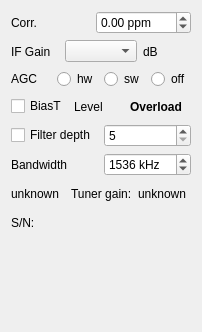
First picture: the form in src/devices/forms/rtlsdr_widget.ui, repository tomneda/DABstar, before the edit.
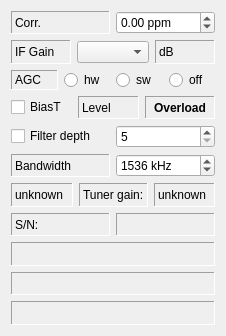
Second picture: the form after the edit.

Commit message: Update QLabel frame properties in RTL-SDR widget

```diff
--- a/src/devices/forms/rtlsdr_widget.ui
+++ b/src/devices/forms/rtlsdr_widget.ui
@@ -6,8 +6,8 @@
    <rect>
     <x>0</x>
     <y>0</y>
-    <width>202</width>
-    <height>332</height>
+    <width>226</width>
+    <height>336</height>
    </rect>
   </property>
   <property name="windowTitle">
@@ -18,6 +18,12 @@
     <layout class="QHBoxLayout" name="horizontalLayout">
      <item>
       <widget class="QLabel" name="Label1">
+       <property name="frameShape">
+        <enum>QFrame::Shape::Panel</enum>
+       </property>
+       <property name="frameShadow">
+        <enum>QFrame::Shadow::Sunken</enum>
+       </property>
        <property name="text">
         <string>Corr.</string>
        </property>
@@ -45,6 +51,12 @@
     <layout class="QHBoxLayout" name="horizontalLayout_1">
      <item>
       <widget class="QLabel" name="gainLabel">
+       <property name="frameShape">
+        <enum>QFrame::Shape::Panel</enum>
+       </property>
+       <property name="frameShadow">
+        <enum>QFrame::Shadow::Sunken</enum>
+       </property>
        <property name="text">
         <string>IF Gain</string>
        </property>
@@ -59,6 +71,12 @@
      </item>
      <item>
       <widget class="QLabel" name="dbLabel">
+       <property name="frameShape">
+        <enum>QFrame::Shape::Panel</enum>
+       </property>
+       <property name="frameShadow">
+        <enum>QFrame::Shadow::Sunken</enum>
+       </property>
        <property name="text">
         <string>dB</string>
        </property>
@@ -70,6 +88,12 @@
     <layout class="QHBoxLayout" name="horizontalLayout_2">
      <item>
       <widget class="QLabel" name="Label2">
+       <property name="frameShape">
+        <enum>QFrame::Shape::Panel</enum>
+       </property>
+       <property name="frameShadow">
+        <enum>QFrame::Shadow::Sunken</enum>
+       </property>
        <property name="text">
         <string>AGC</string>
        </property>
@@ -109,6 +133,12 @@
      </item>
      <item>
       <widget class="QLabel" name="Label3">
+       <property name="frameShape">
+        <enum>QFrame::Shape::Panel</enum>
+       </property>
+       <property name="frameShadow">
+        <enum>QFrame::Shadow::Sunken</enum>
+       </property>
        <property name="text">
         <string>Level</string>
        </property>
@@ -136,6 +166,12 @@
        <property name="toolTip">
         <string>&lt;html&gt;&lt;head/&gt;&lt;body&gt;&lt;p&gt;Shows the ADC overload condition. Decrease the gain to avoid this.&lt;/p&gt;&lt;/body&gt;&lt;/html&gt;</string>
        </property>
+       <property name="frameShape">
+        <enum>QFrame::Shape::Panel</enum>
+       </property>
+       <property name="frameShadow">
+        <enum>QFrame::Shadow::Sunken</enum>
+       </property>
        <property name="text">
         <string>Overload</string>
        </property>
@@ -177,6 +213,12 @@
     <layout class="QHBoxLayout" name="horizontalLayout_5">
      <item>
       <widget class="QLabel" name="Label4">
+       <property name="frameShape">
+        <enum>QFrame::Shape::Panel</enum>
+       </property>
+       <property name="frameShadow">
+        <enum>QFrame::Shadow::Sunken</enum>
+       </property>
        <property name="text">
         <string>Bandwidth</string>
        </property>
@@ -207,6 +249,12 @@
     <layout class="QHBoxLayout" name="horizontalLayout_6">
      <item>
       <widget class="QLabel" name="tunerType">
+       <property name="frameShape">
+        <enum>QFrame::Shape::Panel</enum>
+       </property>
+       <property name="frameShadow">
+        <enum>QFrame::Shadow::Sunken</enum>
+       </property>
        <property name="text">
         <string>unknown</string>
        </property>
@@ -214,6 +262,12 @@
      </item>
      <item>
       <widget class="QLabel" name="Label5">
+       <property name="frameShape">
+        <enum>QFrame::Shape::Panel</enum>
+       </property>
+       <property name="frameShadow">
+        <enum>QFrame::Shadow::Sunken</enum>
+       </property>
        <property name="text">
         <string>Tuner gain:</string>
        </property>
@@ -224,6 +278,12 @@
        <property name="toolTip">
         <string>&lt;html&gt;&lt;head/&gt;&lt;body&gt;&lt;p&gt;Total gain of the tuner (LNA, Mixer and IF).&lt;/p&gt;&lt;/body&gt;&lt;/html&gt;</string>
        </property>
+       <property name="frameShape">
+        <enum>QFrame::Shape::Panel</enum>
+       </property>
+       <property name="frameShadow">
+        <enum>QFrame::Shadow::Sunken</enum>
+       </property>
        <property name="text">
         <string>unknown</string>
        </property>
@@ -235,6 +295,12 @@
     <layout class="QHBoxLayout" name="horizontalLayout_7">
      <item>
       <widget class="QLabel" name="Label7">
+       <property name="frameShape">
+        <enum>QFrame::Shape::Panel</enum>
+       </property>
+       <property name="frameShadow">
+        <enum>QFrame::Shadow::Sunken</enum>
+       </property>
        <property name="text">
         <string>S/N:</string>
        </property>
@@ -242,6 +308,12 @@
      </item>
      <item>
       <widget class="QLabel" name="serialNumber">
+       <property name="frameShape">
+        <enum>QFrame::Shape::Panel</enum>
+       </property>
+       <property name="frameShadow">
+        <enum>QFrame::Shadow::Sunken</enum>
+       </property>
        <property name="text">
         <string/>
        </property>
@@ -251,6 +323,9 @@
    </item>
    <item>
     <widget class="QLabel" name="product_display">
+     <property name="frameShape">
+      <enum>QFrame::Shape::Panel</enum>
+     </property>
      <property name="frameShadow">
       <enum>QFrame::Shadow::Sunken</enum>
      </property>
@@ -264,6 +339,12 @@
      <property name="toolTip">
       <string>&lt;html&gt;&lt;head/&gt;&lt;body&gt;&lt;p&gt;Device name&lt;/p&gt;&lt;/body&gt;&lt;/html&gt;</string>
      </property>
+     <property name="frameShape">
+      <enum>QFrame::Shape::Panel</enum>
+     </property>
+     <property name="frameShadow">
+      <enum>QFrame::Shadow::Sunken</enum>
+     </property>
      <property name="text">
       <string/>
      </property>
@@ -274,6 +355,12 @@
      <property name="toolTip">
       <string>&lt;html&gt;&lt;head/&gt;&lt;body&gt;&lt;p&gt;Version of the detected RTL-SDR library.&lt;/p&gt;&lt;/body&gt;&lt;/html&gt;</string>
      </property>
+     <property name="frameShape">
+      <enum>QFrame::Shape::Panel</enum>
+     </property>
+     <property name="frameShadow">
+      <enum>QFrame::Shadow::Sunken</enum>
+     </property>
      <property name="text">
       <string/>
      </property>
```
